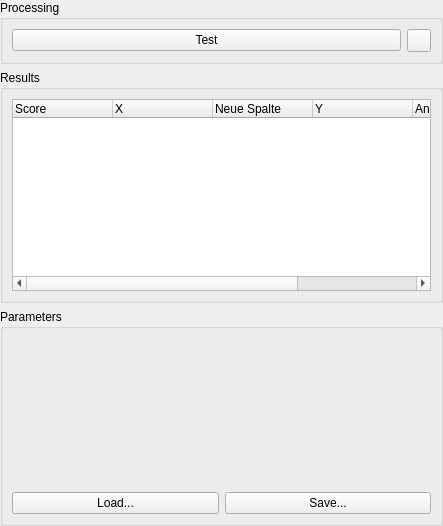
Above: AcfSln/Include/iqtipr/CSearchBasedFeaturesSupplierGuiComp.ui from ImagingTools/AcfPublic before the change. Below: the same form after it.
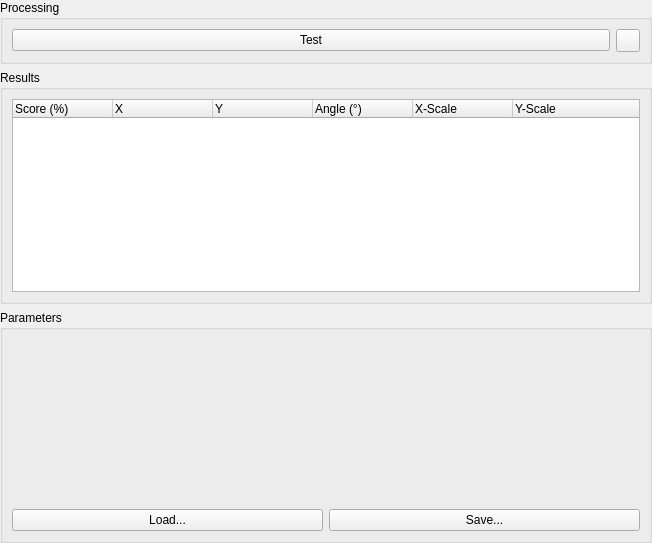
That is the form after the change. Icons and pictures are not drawn.

Diff of the .ui file:
```diff
--- a/AcfSln/Include/iqtipr/CSearchBasedFeaturesSupplierGuiComp.ui
+++ b/AcfSln/Include/iqtipr/CSearchBasedFeaturesSupplierGuiComp.ui
@@ -6,8 +6,8 @@
    <rect>
     <x>0</x>
     <y>0</y>
-    <width>443</width>
-    <height>526</height>
+    <width>652</width>
+    <height>543</height>
    </rect>
   </property>
   <property name="windowTitle">
@@ -75,7 +75,7 @@
        <widget class="QTreeWidget" name="ResultsList">
         <column>
          <property name="text">
-          <string>Score</string>
+          <string>Score (%)</string>
          </property>
         </column>
         <column>
@@ -83,11 +83,6 @@
           <string>X</string>
          </property>
         </column>
-        <column>
-         <property name="text">
-          <string>Neue Spalte</string>
-         </property>
-        </column>
         <column>
          <property name="text">
           <string>Y</string>
@@ -95,7 +90,12 @@
         </column>
         <column>
          <property name="text">
-          <string>Angle</string>
+          <string>Angle (°)</string>
+         </property>
+        </column>
+        <column>
+         <property name="text">
+          <string>X-Scale</string>
          </property>
         </column>
         <column>
```
